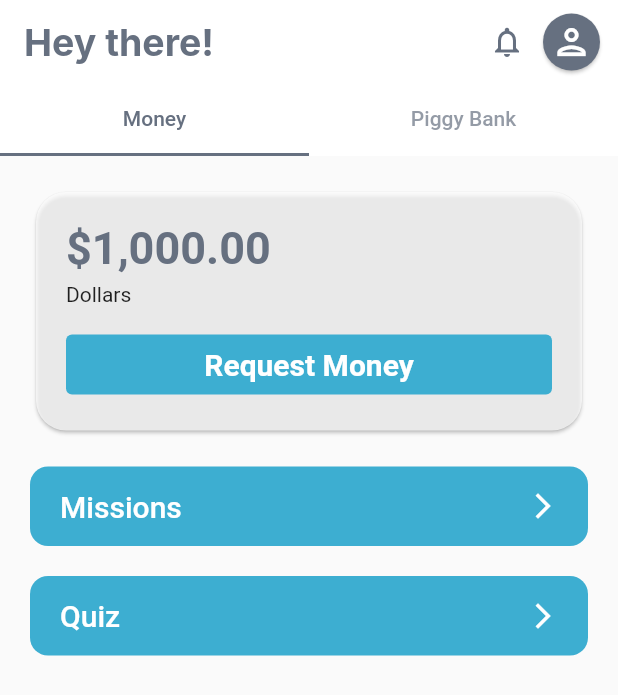
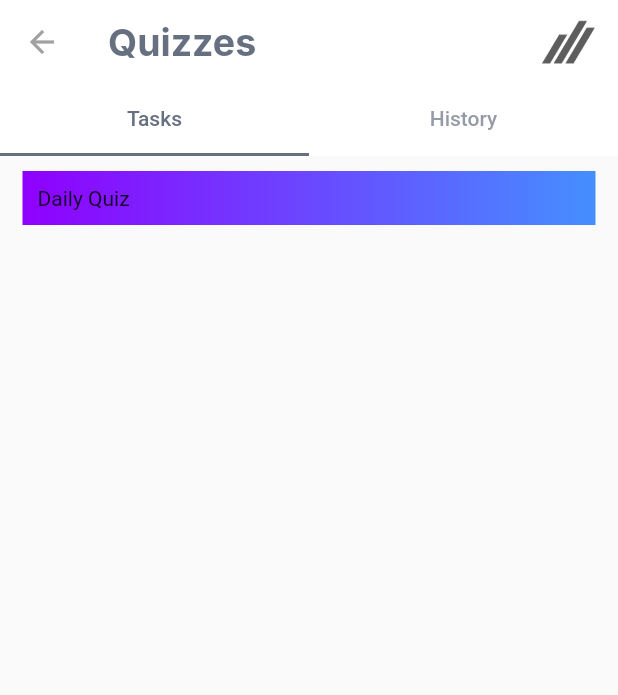
Before and after one commit to intension-software/hackkosice, a Flutter app: the screen it shows after launch, after a tap on "Quiz", on a phone screen of 412 x 824 dp. Shown: the top 695 px of the screen. Run offline on Flutter 3.47's test engine with Material 2 defaults, Android fonts, the phone set to English and light mode, and no system bars; Roboto replaces fonts that are missing (Inter).

Commit message:
quizzes widget need to be fnished

```diff
--- a/child_app/lib/main.dart
+++ b/child_app/lib/main.dart
@@ -1,4 +1,5 @@
 import 'package:child_app/widgets/home/home.dart';
+import 'package:child_app/widgets/quizzes/quizzesWidget.dart';
 import 'package:child_app/widgets/todos/todos.dart';
 import 'package:flutter/material.dart';
 
@@ -35,6 +36,7 @@ class MyApp extends StatelessWidget {
       routes: <String, WidgetBuilder> {
         HomePage.routeName: (BuildContext context) => const HomePage(title: 'Hey there!'),
         Todos.routeName: (BuildContext context) => const Todos(title: 'Missions'),
+        QuizzesWidget.routeName: (BuildContext context) => QuizzesWidget(title: 'Quizzes',),
       },
     );
   }
--- a/child_app/lib/widgets/home/MoneyWidget.dart
+++ b/child_app/lib/widgets/home/MoneyWidget.dart
@@ -1,3 +1,4 @@
+import 'package:child_app/widgets/quizzes/quizzesWidget.dart';
 import 'package:flutter/material.dart';
 
 import '../../util/AppColors.dart';
@@ -75,6 +76,12 @@ class _MoneyWidgetState extends State<MoneyWidget> {
                               fontSize: 20))),
                       Icon(Icons.arrow_forward_ios, color: Colors.white, size: 20)]),
                   onPressed: () {
+                    Navigator.push(
+                      context,
+                      new MaterialPageRoute(
+                        builder: (context) => new QuizzesWidget(title : 'Quizzes'),
+                      ),
+                    );
                   },
                 )),
           ],
--- /dev/null
+++ b/child_app/lib/widgets/quizzes/quizzesWidget.dart
@@ -0,0 +1,110 @@
+import 'package:flutter/material.dart';
+import 'package:child_app/widgets/todos/missionsWidget.dart';
+
+import '../../util/AppColors.dart';
+
+class QuizzesWidget extends StatefulWidget {
+  QuizzesWidget({Key? key, required this.title}) : super(key: key);
+  static const String routeName = '/quizzes';
+
+  final String title;
+
+  @override
+  _QuizzesWidgetState createState() => _QuizzesWidgetState();
+}
+
+class _QuizzesWidgetState extends State<QuizzesWidget> {
+  int _counter = 10;
+  var quizzes = <String, List<String>>{
+    "Koľko stojí chlieb?": ["10Ŧ", "1,35€", "0,99€", "0,63€"],
+  };
+
+  @override
+  Widget build(BuildContext context) {
+    return MaterialApp(
+      home: DefaultTabController(
+        length: 2,
+        child: Scaffold(
+          appBar: AppBar(
+            shadowColor: Colors.transparent,
+            foregroundColor: Colors.black,
+            bottom: TabBar(
+              labelColor: AppColors.grey,
+              indicatorColor: AppColors.grey,
+              tabs: [
+                Tab(text: 'Tasks'),
+                Tab(text: 'History'),
+              ],
+            ),
+            title: Text(widget.title,
+                style: TextStyle(
+                    fontSize: 25,
+                    fontWeight: FontWeight.bold,
+                    fontFamily: 'Inter',
+                    color: AppColors.grey)),
+            leading: IconButton(
+              icon: Icon(Icons.arrow_back, color: Color(0xFFa1a1a1)),
+              color: Colors.white,
+              onPressed: () {
+                Navigator.pop(context);
+              },
+            ),
+            actions: [
+              Padding(
+                  padding: const EdgeInsets.only(right: 8.0),
+                  child: Align(
+                    child: Image.asset("assets/logo_grey.png",
+                        height: 50, width: 50),
+                  ))
+            ],
+            backgroundColor: Colors.white,
+          ),
+          body: TabBarView(
+            children: [
+              Scaffold(
+                  body: Container(
+                      margin: EdgeInsets.only(top: 10,right: 15,left: 15),
+                      child: Column(
+                        children: <Widget>[
+                          Expanded(
+                            child: ListView.builder(
+                              padding: EdgeInsets.zero,
+                              itemCount: quizzes.length,
+                              itemBuilder: (context, index) {
+                                return Container(
+                                  decoration: BoxDecoration(
+                                  gradient: LinearGradient(
+                                    begin: Alignment.centerLeft,
+                                    end: Alignment.centerRight,
+                                    colors: [
+                                      Color(0xff8F00FF),
+                                      Color(0xff458FFF),
+                                            ],
+                                          ),
+                                        ),
+                                  child:
+                                  const Padding(padding: EdgeInsets.all(10),
+                                  child: Text(
+                                    "Daily Quiz",
+                                  ),
+                                  ),
+                                  // child: ListTile(
+                                  //   title: Text(quizzes.keys.elementAt(index)),
+                                  //   subtitle: Text(quizzes.values.elementAt(index).join(", ")),
+                                  // ),
+                                );
+                              },
+                            ),
+                          ),
+                        ],
+                      ))),
+              Center(
+                child: Text('Tab 2'),
+              ),
+            ],
+          ),
+        ),
+      ),
+    );
+  }
+}
```
